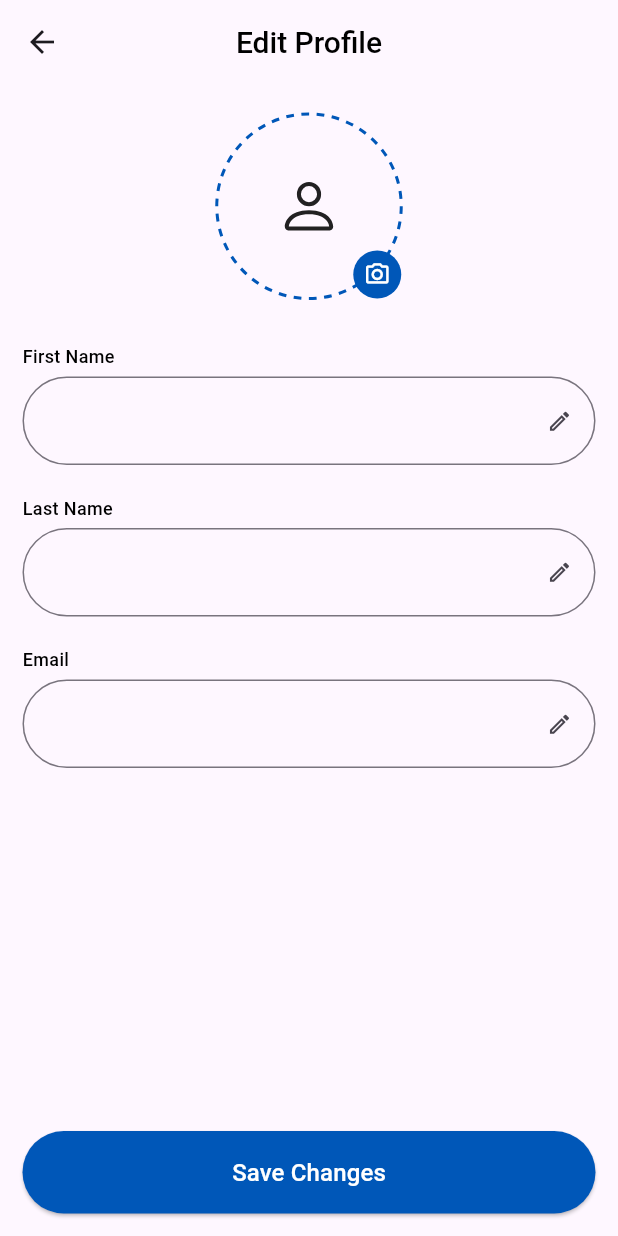
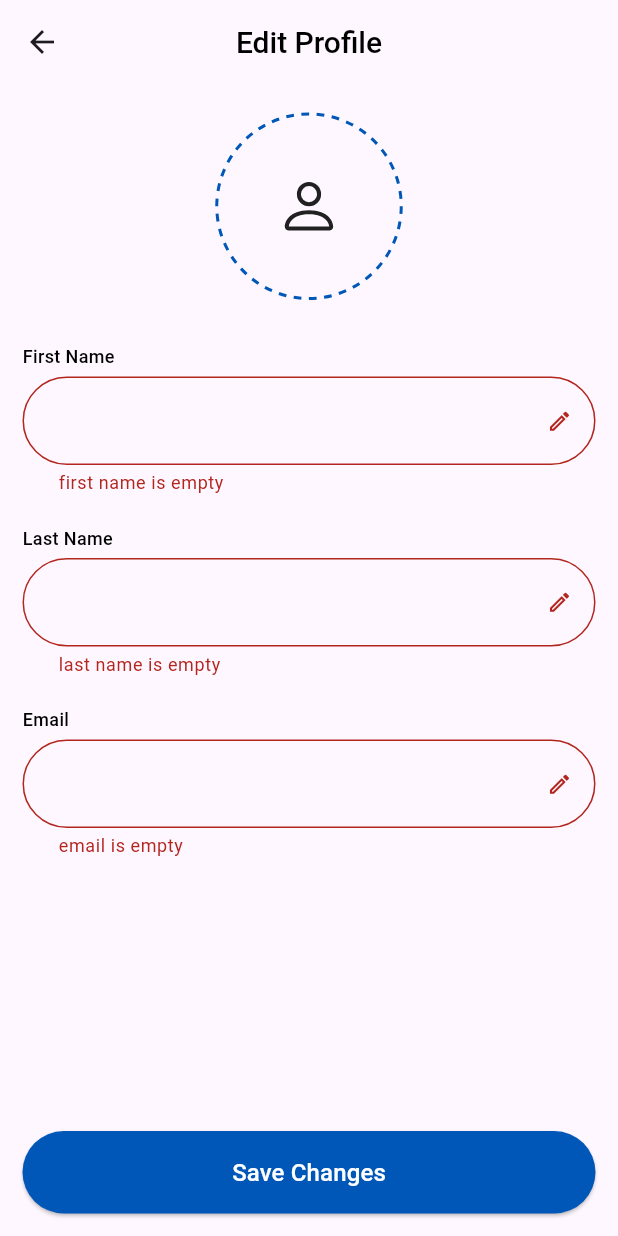
Before and after one commit to aelafmass1/Mela2, a Flutter app: the ProfileEditScreen screen opened by its route, after a tap on "Save Changes", on a phone screen of 412 x 824 dp. Run offline on Flutter 3.47's test engine with Material 3 defaults, Android fonts, the phone set to English and light mode, and no system bars; our stand-ins replace cached_network_image, cloud_firestore, device_preview, firebase_analytics, firebase_auth, firebase_core and 15 more; missing offline and left inert: flutter_stripe; accounts and stored records are empty; network calls fail.

Commit message:
some ui fix and profile page integration finished

```diff
--- a/lib/bloc/auth/auth_event.dart
+++ b/lib/bloc/auth/auth_event.dart
@@ -23,3 +23,10 @@ final class LoginUser extends AuthEvent {
 }
 
 final class DeleteUser extends AuthEvent {}
+
+final class UpdateUser extends AuthEvent {
+  final String fullName;
+  final String email;
+
+  UpdateUser({required this.fullName, required this.email});
+}
--- a/lib/bloc/auth/auth_state.dart
+++ b/lib/bloc/auth/auth_state.dart
@@ -13,3 +13,13 @@ final class AuthFail extends AuthState {
 }
 
 final class AuthSuccess extends AuthState {}
+
+final class UpdateLoading extends AuthState {}
+
+final class UpdateFail extends AuthState {
+  final String reason;
+
+  UpdateFail({required this.reason});
+}
+
+final class UpdateSuccess extends AuthState {}
--- a/lib/main.dart
+++ b/lib/main.dart
@@ -1,3 +1,4 @@
+import 'package:device_preview/device_preview.dart';
 import 'package:firebase_analytics/firebase_analytics.dart';
 import 'package:firebase_auth/firebase_auth.dart';
 import 'package:firebase_core/firebase_core.dart';
--- a/lib/presentation/screens/profile_screen/profile_edit_screen.dart
+++ b/lib/presentation/screens/profile_screen/profile_edit_screen.dart
@@ -1,9 +1,15 @@
+import 'package:cloud_firestore/cloud_firestore.dart';
 import 'package:firebase_auth/firebase_auth.dart';
 import 'package:flutter/material.dart';
+import 'package:flutter_bloc/flutter_bloc.dart';
+import 'package:go_router/go_router.dart';
 import 'package:icons_plus/icons_plus.dart';
+import 'package:transaction_mobile_app/bloc/auth/auth_bloc.dart';
+import 'package:transaction_mobile_app/core/utils/show_snackbar.dart';
 import 'package:transaction_mobile_app/gen/colors.gen.dart';
 import 'package:transaction_mobile_app/presentation/widgets/button_widget.dart';
 import 'package:transaction_mobile_app/presentation/widgets/circlular_dashed_border.dart';
+import 'package:transaction_mobile_app/presentation/widgets/loading_widget.dart';
 import 'package:transaction_mobile_app/presentation/widgets/text_field_widget.dart';
 import 'package:transaction_mobile_app/presentation/widgets/text_widget.dart';
 
@@ -19,6 +25,8 @@ class _ProfileEditScreenState extends State<ProfileEditScreen> {
   final lastNameController = TextEditingController();
   final emailNameController = TextEditingController();
 
+  final _formKey = GlobalKey<FormState>();
+
   @override
   void dispose() {
     firstNameController.dispose();
@@ -27,14 +35,25 @@ class _ProfileEditScreenState extends State<ProfileEditScreen> {
     super.dispose();
   }
 
+  fetchEmail() async {
+    final auth = FirebaseAuth.instance;
+    FirebaseFirestore firestore = FirebaseFirestore.instance;
+    final data =
+        await firestore.collection('users').doc(auth.currentUser?.uid).get();
+    final email = data.get('email');
+    setState(() {
+      emailNameController.text = email;
+    });
+  }
+
   @override
   void initState() {
     final currentUser = FirebaseAuth.instance.currentUser;
     if (currentUser != null) {
+      fetchEmail();
       final names = currentUser.displayName?.split(' ') ?? ['', ''];
       firstNameController.text = names.first;
       lastNameController.text = names.last;
-      emailNameController.text = currentUser.email ?? '';
     }
     super.initState();
   }
@@ -54,6 +73,8 @@ class _ProfileEditScreenState extends State<ProfileEditScreen> {
           children: [
             Expanded(
               child: SingleChildScrollView(
+                child: Form(
+                  key: _formKey,
                   child: Column(
                     crossAxisAlignment: CrossAxisAlignment.start,
                     children: [
@@ -80,27 +101,27 @@ class _ProfileEditScreenState extends State<ProfileEditScreen> {
                                   ),
                                 ),
                               ),
-                            Positioned(
-                              right: 0,
-                              bottom: 0,
-                              child: SizedBox(
-                                width: 32,
-                                height: 32,
-                                child: IconButton(
-                                    style: IconButton.styleFrom(
-                                      padding: EdgeInsets.zero,
-                                      backgroundColor: ColorName.primaryColor,
-                                      foregroundColor: ColorName.white,
-                                    ),
-                                    onPressed: () {
-                                      //
-                                    },
-                                    icon: const Icon(
-                                      Icons.camera_alt_outlined,
-                                      size: 18,
-                                    )),
-                              ),
-                            )
+                              // Positioned(
+                              //   right: 0,
+                              //   bottom: 0,
+                              //   child: SizedBox(
+                              //     width: 32,
+                              //     height: 32,
+                              //     child: IconButton(
+                              //         style: IconButton.styleFrom(
+                              //           padding: EdgeInsets.zero,
+                              //           backgroundColor: ColorName.primaryColor,
+                              //           foregroundColor: ColorName.white,
+                              //         ),
+                              //         onPressed: () {
+                              //           //
+                              //         },
+                              //         icon: const Icon(
+                              //           Icons.camera_alt_outlined,
+                              //           size: 18,
+                              //         )),
+                              //   ),
+                              // )
                             ],
                           ),
                         ),
@@ -114,6 +135,12 @@ class _ProfileEditScreenState extends State<ProfileEditScreen> {
                         ),
                       ),
                       TextFieldWidget(
+                        validator: (value) {
+                          if (value!.isEmpty) {
+                            return 'first name is empty';
+                          }
+                          return null;
+                        },
                         controller: firstNameController,
                         suffix: const Icon(
                           Icons.edit_outlined,
@@ -128,6 +155,12 @@ class _ProfileEditScreenState extends State<ProfileEditScreen> {
                         ),
                       ),
                       TextFieldWidget(
+                        validator: (value) {
+                          if (value!.isEmpty) {
+                            return 'last name is empty';
+                          }
+                          return null;
+                        },
                         controller: lastNameController,
                         suffix: const Icon(
                           Icons.edit_outlined,
@@ -142,6 +175,17 @@ class _ProfileEditScreenState extends State<ProfileEditScreen> {
                         ),
                       ),
                       TextFieldWidget(
+                        validator: (text) {
+                          if (text!.isEmpty) {
+                            return 'email is empty';
+                          } else if (RegExp(
+                                      r'^[a-zA-Z0-9._%+-]+@[a-zA-Z0-9.-]+\.[a-zA-Z]{2,}$')
+                                  .hasMatch(text) ==
+                              false) {
+                            return 'invalid email';
+                          }
+                          return null;
+                        },
                         controller: emailNameController,
                         suffix: const Icon(
                           Icons.edit_outlined,
@@ -171,14 +215,38 @@ class _ProfileEditScreenState extends State<ProfileEditScreen> {
                   ),
                 ),
               ),
-            ButtonWidget(
-              child: const TextWidget(
+            ),
+            BlocConsumer<AuthBloc, AuthState>(
+              listener: (context, state) {
+                if (mounted) {
+                  if (state is UpdateFail) {
+                    showSnackbar(context,
+                        title: 'Error', description: state.reason);
+                  } else if (state is UpdateSuccess) {
+                    context.pop();
+                  }
+                }
+              },
+              builder: (context, state) {
+                return ButtonWidget(
+                  child: state is UpdateLoading
+                      ? const LoadingWidget()
+                      : const TextWidget(
                           text: 'Save Changes',
                           type: TextType.small,
                           color: Colors.white,
                         ),
                   onPressed: () {
-                //
+                    if (_formKey.currentState!.validate()) {
+                      context.read<AuthBloc>().add(
+                            UpdateUser(
+                                fullName:
+                                    '${firstNameController.text} ${lastNameController.text}',
+                                email: emailNameController.text),
+                          );
+                    }
+                  },
+                );
               },
             ),
             const SizedBox(height: 15),
--- a/lib/presentation/screens/welcome_screen/welcome_screen.dart
+++ b/lib/presentation/screens/welcome_screen/welcome_screen.dart
@@ -48,7 +48,7 @@ class WelcomeScreen extends StatelessWidget {
             width: 80.sw,
             child: const TextWidget(
               text:
-                  'Lorem ipsum dolor sit amet consectetur adad aia Convallis nisl quam sapien gravida curabitur enim',
+                  'Empowering the Ethiopian dispora with modern finacial solution',
               textAlign: TextAlign.center,
               fontSize: 14,
               weight: FontWeight.w400,
--- a/lib/presentation/tabs/account_tab.dart
+++ b/lib/presentation/tabs/account_tab.dart
@@ -38,6 +38,7 @@ class _AccountTabState extends State<AccountTab> {
       body: SingleChildScrollView(
         child: BlocListener<AuthBloc, AuthState>(
           listener: (context, state) {
+            if (mounted) {
               if (context.mounted) {
                 if (state is AuthLoading) {
                   showDialog(
@@ -53,6 +54,7 @@ class _AccountTabState extends State<AccountTab> {
                     title: 'Error',
                     description: state.reason,
                   );
+                }
               }
             }
           },
```
Also changed, not shown: lib/bloc/auth/auth_bloc.dart (+17 -0 lines), lib/presentation/tabs/history_tab.dart (+6 -6 lines), lib/presentation/tabs/send_tab.dart (+9 -6 lines). Lines whose indentation alone changed are shown as unchanged.
